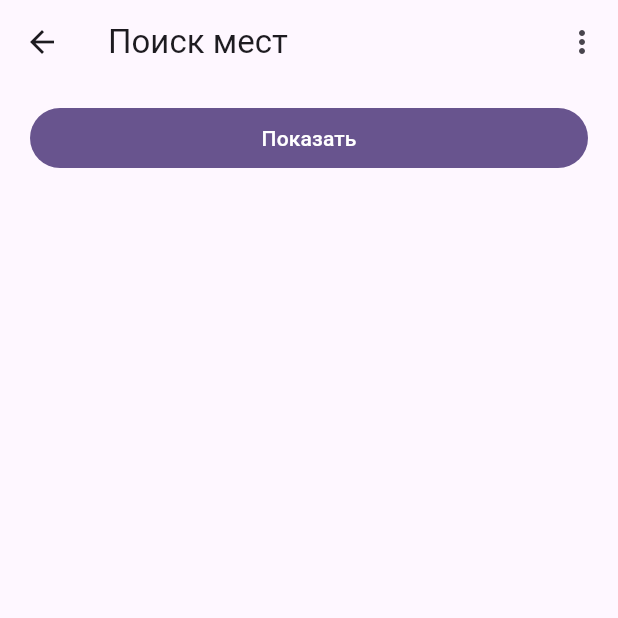
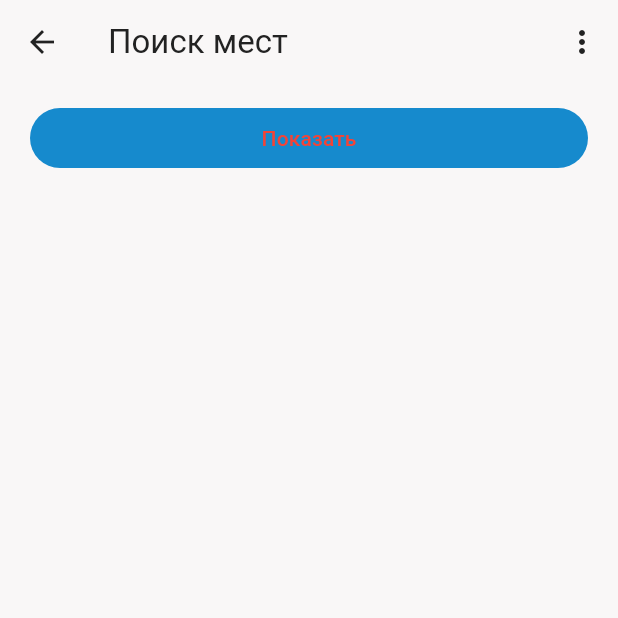
Before and after one commit to igieske/events.baroo.app, a Flutter app: the screen it shows after launch, after a tap on "Поиск мест", on a phone screen of 412 x 824 dp, the top half of it. Run offline on Flutter 3.47's test engine with Material 3 defaults, Android fonts, the light colour scheme and no system bars; our stand-ins replace bloc, flutter_bloc, go_router, shared_preferences; network calls fail.

Commit message:
Add initial light & dark themes, use first one.

```diff
--- a/lib/main.dart
+++ b/lib/main.dart
@@ -8,6 +8,7 @@ import 'package:baroo/services/dict/dict_cubit.dart';
 import 'package:baroo/services/local_storage/local_storage_bloc.dart';
 
 import 'router.dart';
+import 'themes/theme.dart';
 
 
 void main() async {
@@ -37,10 +38,7 @@ class MyApp extends StatelessWidget {
       child: MaterialApp.router(
         title: 'Baroo',
         debugShowCheckedModeBanner: false,
-        theme: ThemeData(
-          colorScheme: ColorScheme.fromSeed(seedColor: Colors.deepPurple),
-          useMaterial3: true,
-        ),
+        theme: AppThemes.appThemeData[AppTheme.light],
         routerConfig: appRouter,
         localizationsDelegates: const [
           GlobalMaterialLocalizations.delegate,
--- /dev/null
+++ b/lib/themes/theme.dart
@@ -0,0 +1,14 @@
+import 'theme_light.dart';
+import 'theme_dark.dart';
+
+enum AppTheme {
+  light,
+  dark,
+}
+
+class AppThemes {
+  static final appThemeData = {
+    AppTheme.light: appThemeLight,
+    AppTheme.dark: appThemeDark,
+  };
+}
--- /dev/null
+++ b/lib/themes/theme_dark.dart
@@ -0,0 +1,26 @@
+import 'package:flutter/material.dart';
+
+ThemeData appThemeDark = ThemeData(
+  useMaterial3: true,
+
+  colorScheme: const ColorScheme(
+    brightness: Brightness.light,
+
+    // фон
+    surface: Color(0xfff9f7f7),
+    // текст на фоне
+    onSurface: Color(0xFF222222),
+    // ссылки
+    primary: Color(0xFF168ACD),
+    // второстепенный
+    secondary: Color(0xFFA0ACB6),
+    onSecondary: Colors.white,
+
+    // хз
+    onPrimary: Colors.red,
+
+    error: Colors.purple,
+    onError: Colors.pink,
+  ),
+
+);
--- /dev/null
+++ b/lib/themes/theme_light.dart
@@ -0,0 +1,26 @@
+import 'package:flutter/material.dart';
+
+ThemeData appThemeLight = ThemeData(
+  useMaterial3: true,
+
+  colorScheme: const ColorScheme(
+    brightness: Brightness.light,
+
+    // фон
+    surface: Color(0xfff9f7f7),
+    // текст на фоне
+    onSurface: Color(0xFF222222),
+    // ссылки
+    primary: Color(0xFF168ACD),
+    // второстепенный
+    secondary: Color(0xFFA0ACB6),
+    onSecondary: Colors.white,
+
+    // хз
+    onPrimary: Colors.red,
+
+    error: Colors.purple,
+    onError: Colors.pink,
+  ),
+
+);
```
